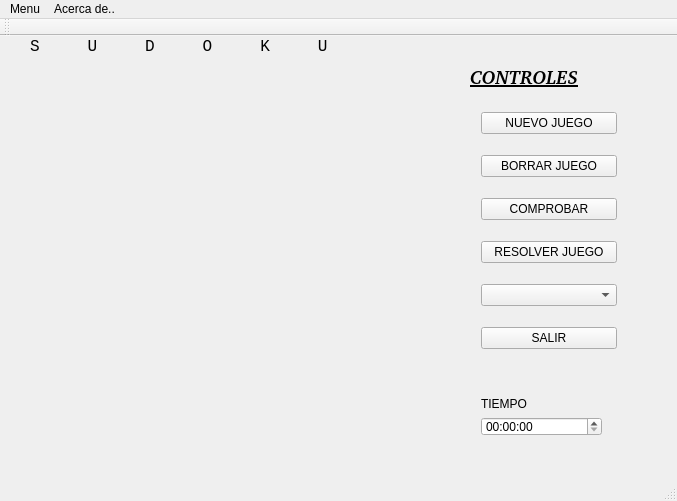
This is sudoku.ui in dacabrer/proyecto_lenguajes_1erParcial as Qt 5 draws it before an edit. The edited form follows.
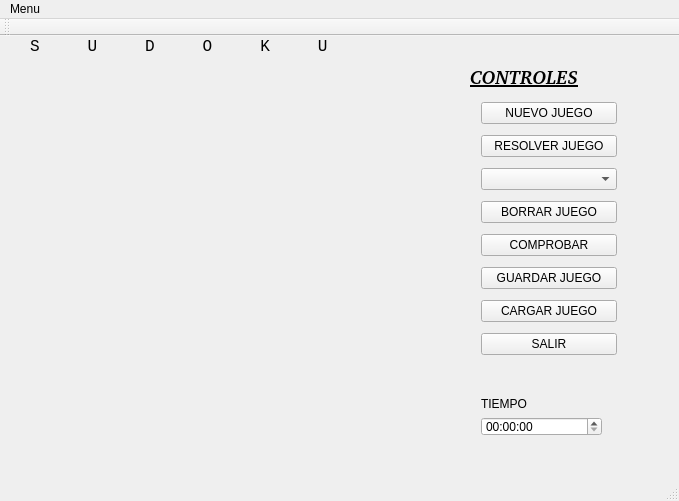
This is the edited form.

Patch:
```diff
--- a/sudoku.ui
+++ b/sudoku.ui
@@ -6,7 +6,7 @@
    <rect>
     <x>0</x>
     <y>0</y>
-    <width>677</width>
+    <width>679</width>
     <height>501</height>
    </rect>
   </property>
@@ -109,6 +109,16 @@
        </property>
       </widget>
      </item>
+     <item>
+      <widget class="QPushButton" name="pushButton_2">
+       <property name="text">
+        <string>RESOLVER JUEGO</string>
+       </property>
+      </widget>
+     </item>
+     <item>
+      <widget class="QComboBox" name="comboBox"/>
+     </item>
      <item>
       <widget class="QPushButton" name="pushButton">
        <property name="text">
@@ -124,14 +134,18 @@
       </widget>
      </item>
      <item>
-      <widget class="QPushButton" name="pushButton_2">
+      <widget class="QPushButton" name="pushButton_5">
        <property name="text">
-        <string>RESOLVER JUEGO</string>
+        <string>GUARDAR JUEGO</string>
        </property>
       </widget>
      </item>
      <item>
-      <widget class="QComboBox" name="comboBox"/>
+      <widget class="QPushButton" name="pushButton_6">
+       <property name="text">
+        <string>CARGAR JUEGO</string>
+       </property>
+      </widget>
      </item>
      <item>
       <widget class="QPushButton" name="pushButton_4">
@@ -176,7 +190,7 @@
     <rect>
      <x>0</x>
      <y>0</y>
-     <width>677</width>
+     <width>679</width>
      <height>25</height>
     </rect>
    </property>
@@ -186,14 +200,7 @@
     </property>
     <addaction name="actionQuit"/>
    </widget>
-   <widget class="QMenu" name="menuAcerca_de">
-    <property name="title">
-     <string>Acerca de..</string>
-    </property>
-    <addaction name="actionHelp"/>
-   </widget>
    <addaction name="menuMenu"/>
-   <addaction name="menuAcerca_de"/>
   </widget>
   <widget class="QToolBar" name="mainToolBar">
    <attribute name="toolBarArea">
```
Left out of the diff: 4 changed lines with no effect on the pictures.
